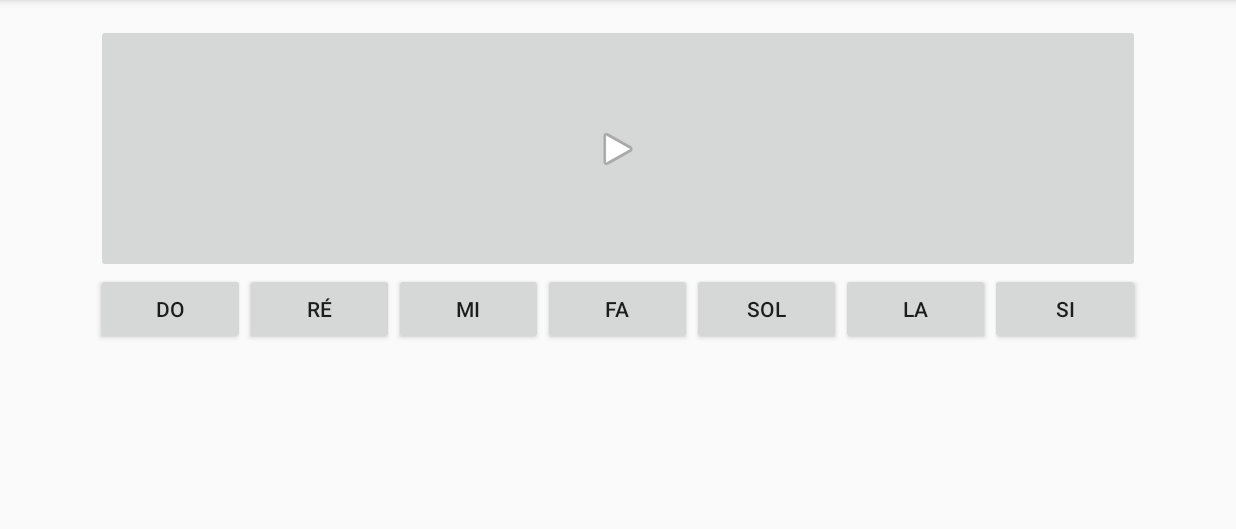
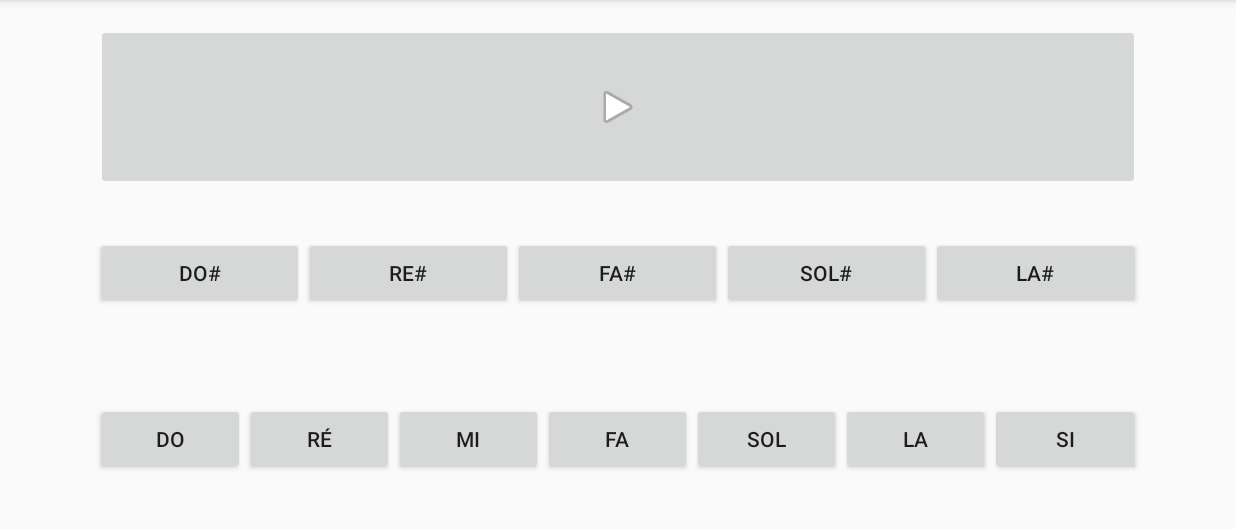
Before and after one commit to PerrioJ/ProjetLong2A, an Android app: the DicteeDeNote screen opened directly, with no data from a screen before it, on a phone screen of 824 x 412 dp (held sideways), the part 72-601 px from its top. Run offline under Robolectric (Android 15) with nearby library versions, the phone set to English and light mode, and no system bars.

Commit message:
Dictée de note : on a ajouté les #

```diff
--- a/app/src/main/java/perriobarreteau/apprentissagemusique/DicteeDeNote.java
+++ b/app/src/main/java/perriobarreteau/apprentissagemusique/DicteeDeNote.java
@@ -13,14 +13,19 @@ import java.util.Random;
 
 public class DicteeDeNote extends AppCompatActivity implements View.OnClickListener {
 
-    Note Do = new Note(1, "Do", R.drawable.ic_note_do, R.raw.aaa);
+    Note Do = new Note(0, "Do", R.drawable.ic_note_do, R.raw.aaa);
+    Note Dod = new Note(1, "Do#", R.drawable.ic_note_do, R.raw.aaa);
     Note Re = new Note(2, "Ré", R.drawable.ic_note_re, R.raw.re);
-    Note Mi = new Note(3, "Mi", R.drawable.ic_note_mi, R.raw.mi);
-    Note Fa = new Note(4, "Fa", R.drawable.ic_note_fa, R.raw.fa);
-    Note Sol = new Note(5, "Sol", R.drawable.ic_note_sol, R.raw.sol);
-    Note La = new Note(6, "La", R.drawable.ic_note_la, R.raw.la);
-    Note Si = new Note(7, "Si", R.drawable.ic_note_si, R.raw.si);
-    Note[] notes = {Do, Re, Mi, Fa, Sol, La, Si};
+    Note Red = new Note(3, "Ré#", R.drawable.ic_note_re, R.raw.re);
+    Note Mi = new Note(4, "Mi", R.drawable.ic_note_mi, R.raw.mi);
+    Note Fa = new Note(5, "Fa", R.drawable.ic_note_fa, R.raw.fa);
+    Note Fad = new Note(6, "Fa#", R.drawable.ic_note_fa, R.raw.fa);
+    Note Sol = new Note(7, "Sol", R.drawable.ic_note_sol, R.raw.sol);
+    Note Sold = new Note(8, "Sol#", R.drawable.ic_note_sol, R.raw.sol);
+    Note La = new Note(9, "La", R.drawable.ic_note_la, R.raw.la);
+    Note Lad = new Note(10, "La#", R.drawable.ic_note_la, R.raw.la);
+    Note Si = new Note(11, "Si", R.drawable.ic_note_si, R.raw.si);
+    Note[] notes = {Do, Dod, Re, Red, Mi, Fa, Fad, Sol, Sold, La, Lad, Si};
     MediaPlayer mediaplayer;
     int idRandom = 0; // Choix aléatoire de la note à deviner
     int nbEcoutes = 0;
@@ -33,14 +38,14 @@ public class DicteeDeNote extends AppCompatActivity implements View.OnClickListe
 
         // Sélection de la note à deviner
         Random rand = new Random();
-        this.idRandom = rand.nextInt(7) + 1;
+        this.idRandom = rand.nextInt(12);
 
         ImageButton imageButtonNote = (ImageButton) findViewById(R.id.imageButtonNote);
         imageButtonNote.setOnClickListener(new View.OnClickListener() {
             public void onClick(View view) {
                 nbEcoutes ++;
                 if (nbEcoutes <= 5) {
-                    mediaplayer = MediaPlayer.create(getApplicationContext(), notes[idRandom-1].son);
+                    mediaplayer = MediaPlayer.create(getApplicationContext(), notes[idRandom].son);
                     mediaplayer.start();
                 }
                 else {
@@ -50,25 +55,51 @@ public class DicteeDeNote extends AppCompatActivity implements View.OnClickListe
         });
 
         Button buttonDo = (Button) findViewById(R.id.buttonDo);
-        buttonDo.setTag(Integer.valueOf(1));
+        buttonDo.setTag(Integer.valueOf(0));
         buttonDo.setOnClickListener(this);
+
+        Button buttonDod = (Button) findViewById(R.id.buttonDod);
+        buttonDod.setTag(Integer.valueOf(1));
+        buttonDod.setOnClickListener(this);
+
         Button buttonRe = (Button) findViewById(R.id.buttonRe);
         buttonRe.setTag(Integer.valueOf(2));
         buttonRe.setOnClickListener(this);
+
+        Button buttonRed = (Button) findViewById(R.id.buttonRed);
+        buttonRed.setTag(Integer.valueOf(3));
+        buttonRed.setOnClickListener(this);
+
         Button buttonMi = (Button) findViewById(R.id.buttonMi);
-        buttonMi.setTag(Integer.valueOf(3));
+        buttonMi.setTag(Integer.valueOf(4));
         buttonMi.setOnClickListener(this);
+
         Button buttonFa = (Button) findViewById(R.id.buttonFa);
-        buttonFa.setTag(Integer.valueOf(4));
+        buttonFa.setTag(Integer.valueOf(5));
         buttonFa.setOnClickListener(this);
+
+        Button buttonFad = (Button) findViewById(R.id.buttonFad);
+        buttonFad.setTag(Integer.valueOf(6));
+        buttonFad.setOnClickListener(this);
+
         Button buttonSol = (Button) findViewById(R.id.buttonSol);
-        buttonSol.setTag(Integer.valueOf(5));
+        buttonSol.setTag(Integer.valueOf(7));
         buttonSol.setOnClickListener(this);
+
+        Button buttonSold = (Button) findViewById(R.id.buttonSold);
+        buttonSold.setTag(Integer.valueOf(8));
+        buttonSold.setOnClickListener(this);
+
         Button buttonLa = (Button) findViewById(R.id.buttonLa);
-        buttonLa.setTag(Integer.valueOf(6));
+        buttonLa.setTag(Integer.valueOf(9));
         buttonLa.setOnClickListener(this);
+
+        Button buttonLad = (Button) findViewById(R.id.buttonLad);
+        buttonLad.setTag(Integer.valueOf(10));
+        buttonLad.setOnClickListener(this);
+
         Button buttonSi = (Button) findViewById(R.id.buttonSi);
-        buttonSi.setTag(Integer.valueOf(7));
+        buttonSi.setTag(Integer.valueOf(11));
         buttonSi.setOnClickListener(this);
 
     }
@@ -85,9 +116,9 @@ public class DicteeDeNote extends AppCompatActivity implements View.OnClickListe
             Toast.makeText(getApplicationContext(), "Bravo !", Toast.LENGTH_SHORT).show();
             // On choisi aléatoirement une nouvelle note à deviner et met à jour l'affichage
             Random rand = new Random();
-            int idRandomNew = rand.nextInt(7) + 1;
+            int idRandomNew = rand.nextInt(12);
             while (idRandomNew ==this.idRandom) {
-                idRandomNew = rand.nextInt(7) + 1;
+                idRandomNew = rand.nextInt(12);
             }
             this.idRandom = idRandomNew;
             this.nbFautes = 0;
@@ -102,9 +133,9 @@ public class DicteeDeNote extends AppCompatActivity implements View.OnClickListe
             else {
                 Toast.makeText(getApplicationContext(), "C'est faux... la bonne réponse était : " + notes[this.idRandom-1].nom, Toast.LENGTH_SHORT).show();
                 Random rand = new Random();
-                int idRandomNew = rand.nextInt(7) + 1;
+                int idRandomNew = rand.nextInt(12);
                 while (idRandomNew ==this.idRandom) {
-                    idRandomNew = rand.nextInt(7) + 1;
+                    idRandomNew = rand.nextInt(12);
                 }
                 this.idRandom = idRandomNew;
                 this.nbFautes = 0;
--- a/app/src/main/res/layout/activity_dictee_de_note.xml
+++ b/app/src/main/res/layout/activity_dictee_de_note.xml
@@ -24,6 +24,50 @@
         android:layout_width="match_parent"
         android:layout_height="match_parent"
         android:layout_weight="1"
+        android:gravity="center"
+        android:orientation="horizontal">
+
+        <Button
+            android:id="@+id/buttonDod"
+            android:layout_width="wrap_content"
+            android:layout_height="wrap_content"
+            android:layout_weight="1"
+            android:text="Do#" />
+
+        <Button
+            android:id="@+id/buttonRed"
+            android:layout_width="wrap_content"
+            android:layout_height="wrap_content"
+            android:layout_weight="1"
+            android:text="Re#" />
+
+        <Button
+            android:id="@+id/buttonFad"
+            android:layout_width="wrap_content"
+            android:layout_height="wrap_content"
+            android:layout_weight="1"
+            android:text="Fa#" />
+
+        <Button
+            android:id="@+id/buttonSold"
+            android:layout_width="wrap_content"
+            android:layout_height="wrap_content"
+            android:layout_weight="1"
+            android:text="Sol#" />
+
+        <Button
+            android:id="@+id/buttonLad"
+            android:layout_width="wrap_content"
+            android:layout_height="wrap_content"
+            android:layout_weight="1"
+            android:text="La#" />
+    </LinearLayout>
+
+    <LinearLayout
+        android:layout_width="match_parent"
+        android:layout_height="match_parent"
+        android:layout_weight="1"
+        android:gravity="center"
         android:orientation="horizontal">
 
         <Button
```
